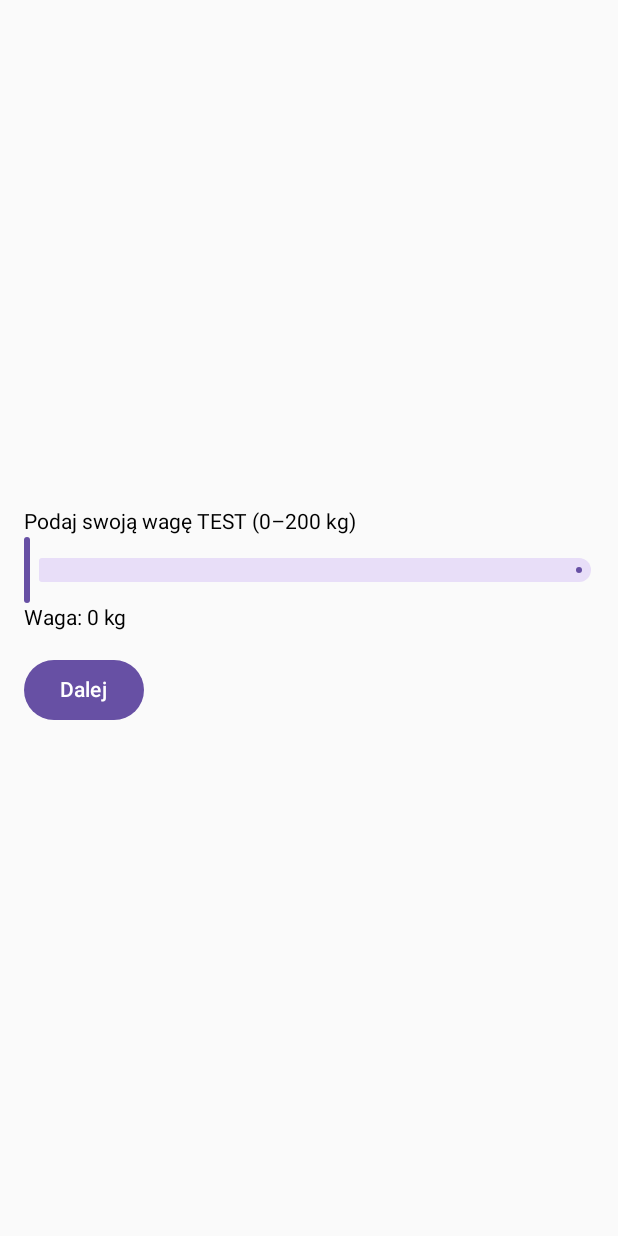
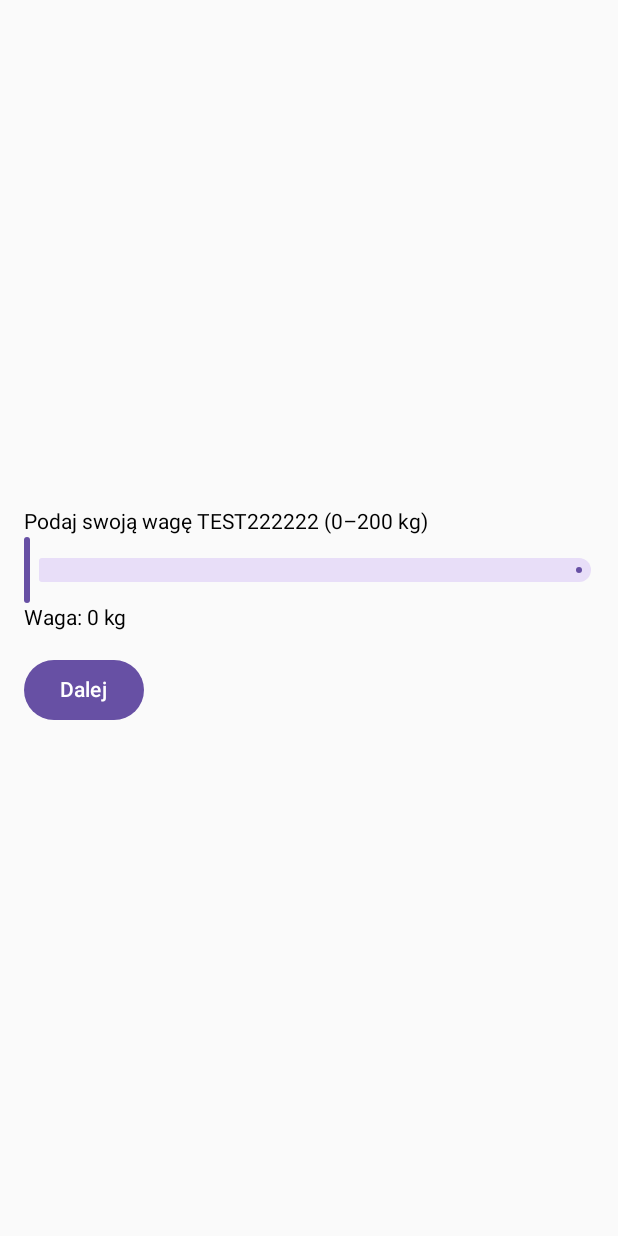
Before and after one commit to pawelproit/SwimPal, an Android app built with Jetpack Compose: the WeightScreen screen opened through its navigation route, on a phone screen of 412 x 824 dp. Run offline under Robolectric (Android 15) with nearby library versions, the phone set to English and light mode, and no system bars.

Commit message:
repo test 2

```diff
--- a/app/src/main/java/com/example/swimpal/MainActivity.kt
+++ b/app/src/main/java/com/example/swimpal/MainActivity.kt
@@ -117,7 +117,7 @@ fun WeightScreen(navController: NavController, viewModel: UserInputViewModel) {
 
     Column(modifier = Modifier.fillMaxSize().padding(16.dp),
         verticalArrangement = Arrangement.Center) {
-        Text("Podaj swoją wagę TEST (0–200 kg)")
+        Text("Podaj swoją wagę TEST222222 (0–200 kg)")
         Slider(
             value = weight.toFloat(),
             onValueChange = { weight = it.toInt() },
```
